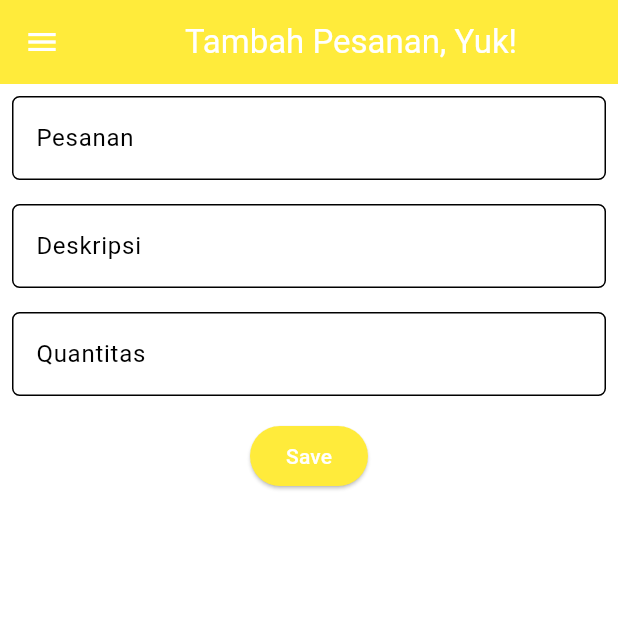
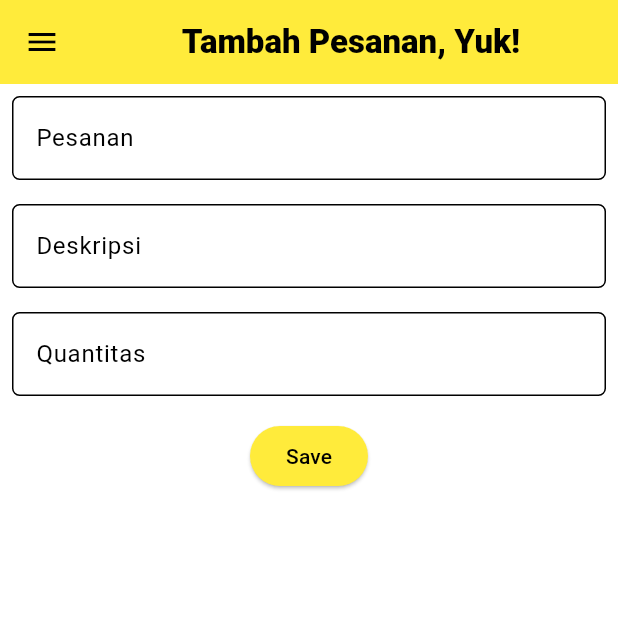
Before and after one commit to DanielAngger/tokobirumerah_mobile, a Flutter app: the PesananEntryFormPage screen opened directly, on a phone screen of 412 x 824 dp, the top half of it. Run offline on Flutter 3.47's test engine with Material 3 defaults, Android fonts, the light colour scheme and no system bars.

Commit message:
Tugas 8 done

```diff
--- a/tokobirumerah/lib/screens/pesananentry_form.dart
+++ b/tokobirumerah/lib/screens/pesananentry_form.dart
@@ -21,10 +21,13 @@ class _PesananEntryFormPageState extends State<PesananEntryFormPage> {
         title: const Center(
           child: Text(
             'Tambah Pesanan, Yuk!',
+            style: TextStyle(
+                  fontWeight: FontWeight.w900,
+            ),
           ),
         ),
         backgroundColor: Theme.of(context).colorScheme.primary,
-        foregroundColor: Colors.white,
+        foregroundColor: Colors.black,
       ),
       drawer: const LeftDrawer(),
       body: Form(
@@ -147,7 +150,7 @@ class _PesananEntryFormPageState extends State<PesananEntryFormPage> {
                     },
                     child: const Text(
                       "Save",
-                      style: TextStyle(color: Colors.white),
+                      style: TextStyle(color: Colors.black),
                     ),
                   ),
                 ),
```
